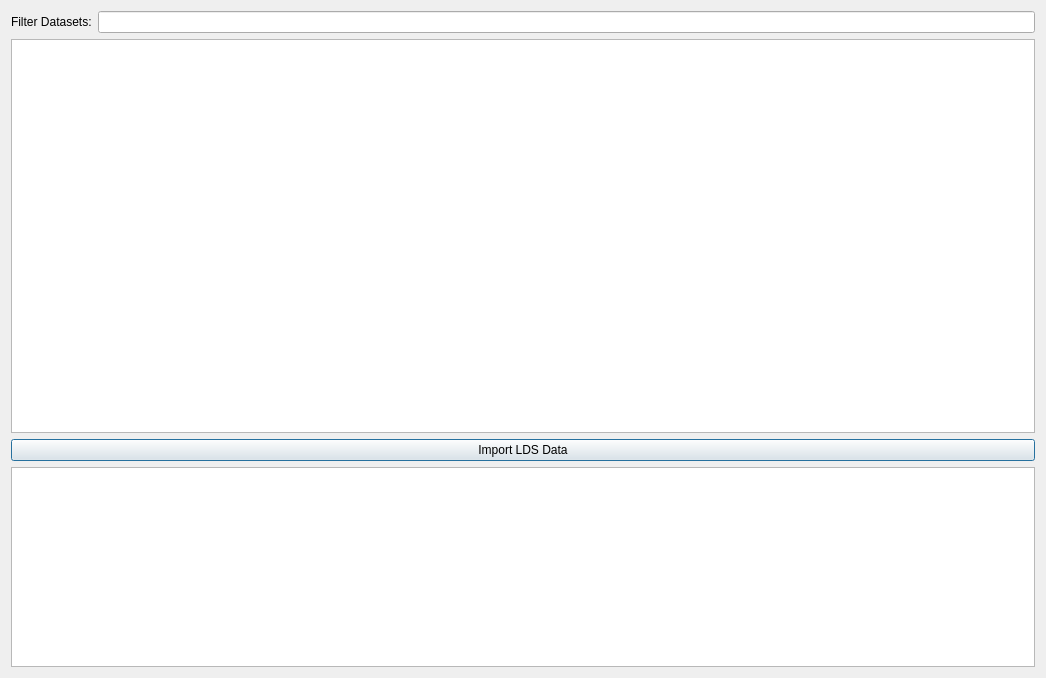
Qt form ldsplugin/gui/Service_dialog_base.ui (SPlanzer/QGIS-LDS-Plugin) before a commit.
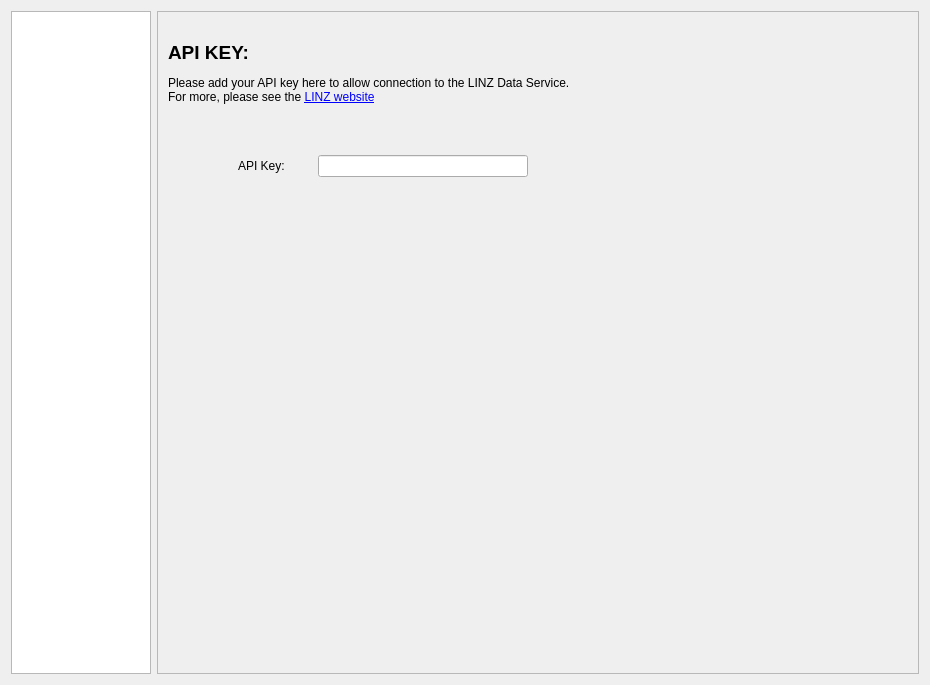
The same form after that commit. The open tabs and pages were chosen to show the change.

Patch:
```diff
--- a/ldsplugin/gui/Service_dialog_base.ui
+++ b/ldsplugin/gui/Service_dialog_base.ui
@@ -6,67 +6,258 @@
    <rect>
     <x>0</x>
     <y>0</y>
-    <width>1046</width>
-    <height>678</height>
+    <width>930</width>
+    <height>685</height>
    </rect>
   </property>
   <property name="windowTitle">
    <string>LINZ Data Service</string>
   </property>
   <layout class="QGridLayout" name="gridLayout">
-   <item row="1" column="0" colspan="3">
-    <widget class="QTableView" name="uDatasetsTableView">
-     <property name="alternatingRowColors">
-      <bool>true</bool>
-     </property>
-     <property name="selectionMode">
-      <enum>QAbstractItemView::SingleSelection</enum>
-     </property>
-     <property name="selectionBehavior">
-      <enum>QAbstractItemView::SelectRows</enum>
-     </property>
-     <attribute name="horizontalHeaderStretchLastSection">
-      <bool>false</bool>
-     </attribute>
-     <attribute name="verticalHeaderShowSortIndicator" stdset="0">
-      <bool>true</bool>
-     </attribute>
-     <attribute name="verticalHeaderStretchLastSection">
-      <bool>true</bool>
-     </attribute>
-    </widget>
-   </item>
-   <item row="3" column="0" colspan="3">
-    <widget class="QTextEdit" name="uTextDescription">
-     <property name="maximumSize">
-      <size>
-       <width>16777215</width>
-       <height>200</height>
-      </size>
-     </property>
-    </widget>
-   </item>
-   <item row="0" column="0" colspan="3">
+   <item row="0" column="0">
     <layout class="QHBoxLayout" name="horizontalLayout">
      <item>
-      <widget class="QLabel" name="label">
-       <property name="text">
-        <string>Filter Datasets:</string>
+      <widget class="QListWidget" name="uListOptions">
+       <property name="maximumSize">
+        <size>
+         <width>140</width>
+         <height>16777215</height>
+        </size>
        </property>
       </widget>
      </item>
      <item>
-      <widget class="QLineEdit" name="uTextFilter"/>
+      <widget class="QSplitter" name="splitter">
+       <property name="maximumSize">
+        <size>
+         <width>16777215</width>
+         <height>16777215</height>
+        </size>
+       </property>
+       <property name="orientation">
+        <enum>Qt::Horizontal</enum>
+       </property>
+       <property name="childrenCollapsible">
+        <bool>false</bool>
+       </property>
+       <widget class="QStackedWidget" name="qStackedWidget">
+        <property name="sizePolicy">
+         <sizepolicy hsizetype="Preferred" vsizetype="MinimumExpanding">
+          <horstretch>0</horstretch>
+          <verstretch>0</verstretch>
+         </sizepolicy>
+        </property>
+        <property name="minimumSize">
+         <size>
+          <width>0</width>
+          <height>400</height>
+         </size>
+        </property>
+        <property name="maximumSize">
+         <size>
+          <width>16777215</width>
+          <height>16777215</height>
+         </size>
+        </property>
+        <property name="acceptDrops">
+         <bool>false</bool>
+        </property>
+        <property name="frameShape">
+         <enum>QFrame::StyledPanel</enum>
+        </property>
+        <property name="frameShadow">
+         <enum>QFrame::Raised</enum>
+        </property>
+        <property name="currentIndex">
+         <number>2</number>
+        </property>
+        <widget class="QWidget" name="swTableView" native="true">
+         <layout class="QVBoxLayout" name="verticalLayout_9">
+          <item>
+           <widget class="QLabel" name="uLabelWarning">
+            <property name="text">
+             <string/>
+            </property>
+           </widget>
+          </item>
+          <item>
+           <layout class="QHBoxLayout" name="hly_4">
+            <property name="spacing">
+             <number>0</number>
+            </property>
+            <property name="margin">
+             <number>0</number>
+            </property>
+            <item>
+             <widget class="QLabel" name="uLabelDatasets">
+              <property name="text">
+               <string>Filter DataSets</string>
+              </property>
+             </widget>
+            </item>
+            <item>
+             <widget class="QLineEdit" name="uTextFilter"/>
+            </item>
+           </layout>
+          </item>
+          <item>
+           <widget class="QTableView" name="uDatasetsTableView">
+            <property name="alternatingRowColors">
+             <bool>true</bool>
+            </property>
+            <property name="selectionBehavior">
+             <enum>QAbstractItemView::SelectRows</enum>
+            </property>
+            <attribute name="verticalHeaderVisible">
+             <bool>false</bool>
+            </attribute>
+           </widget>
+          </item>
+          <item>
+           <widget class="QTextEdit" name="uTextDescription">
+            <property name="maximumSize">
+             <size>
+              <width>16777215</width>
+              <height>200</height>
+             </size>
+            </property>
+           </widget>
+          </item>
+          <item>
+           <widget class="QPushButton" name="uBtnImport">
+            <property name="text">
+             <string>Import Dataset</string>
+            </property>
+           </widget>
+          </item>
+         </layout>
+        </widget>
+        <widget class="QWidget" name="swSettings">
+         <widget class="QLabel" name="label_3">
+          <property name="geometry">
+           <rect>
+            <x>10</x>
+            <y>10</y>
+            <width>505</width>
+            <height>102</height>
+           </rect>
+          </property>
+          <property name="text">
+           <string>&lt;html&gt;&lt;head/&gt;&lt;body&gt;&lt;p&gt;&lt;span style=&quot; font-weight:600;&quot;&gt;&lt;br/&gt;&lt;/span&gt;&lt;span style=&quot; font-size:14pt; font-weight:600;&quot;&gt;API KEY:&lt;/span&gt;&lt;/p&gt;&lt;p&gt;Please add your API key here to allow connection to the LINZ Data Service.&lt;br/&gt;For more, please see the &lt;a href=&quot;http://www.linz.govt.nz/data/linz-data-service/guides-and-documentation/creating-an-api-key&quot;&gt;&lt;span style=&quot; text-decoration: underline; color:#0000ff;&quot;&gt;LINZ website&lt;/span&gt;&lt;/a&gt;&lt;br/&gt;&lt;/p&gt;&lt;/body&gt;&lt;/html&gt;</string>
+          </property>
+          <property name="openExternalLinks">
+           <bool>true</bool>
+          </property>
+         </widget>
+         <widget class="QWidget" name="layoutWidget">
+          <property name="geometry">
+           <rect>
+            <x>160</x>
+            <y>140</y>
+            <width>210</width>
+            <height>29</height>
+           </rect>
+          </property>
+          <layout class="QHBoxLayout" name="horizontalLayout_2">
+           <item>
+            <widget class="QLineEdit" name="uTextAPIKey">
+             <property name="minimumSize">
+              <size>
+               <width>0</width>
+               <height>20</height>
+              </size>
+             </property>
+             <property name="focusPolicy">
+              <enum>Qt::ClickFocus</enum>
+             </property>
+             <property name="frame">
+              <bool>true</bool>
+             </property>
+            </widget>
+           </item>
+          </layout>
+         </widget>
+         <widget class="QDialogButtonBox" name="buttonBox">
+          <property name="geometry">
+           <rect>
+            <x>549</x>
+            <y>328</y>
+            <width>505</width>
+            <height>27</height>
+           </rect>
+          </property>
+          <property name="orientation">
+           <enum>Qt::Horizontal</enum>
+          </property>
+          <property name="standardButtons">
+           <set>QDialogButtonBox::Cancel|QDialogButtonBox::Save</set>
+          </property>
+         </widget>
+         <widget class="QLabel" name="label_2">
+          <property name="geometry">
+           <rect>
+            <x>80</x>
+            <y>140</y>
+            <width>56</width>
+            <height>27</height>
+           </rect>
+          </property>
+          <property name="text">
+           <string>API Key:</string>
+          </property>
+         </widget>
+         <zorder>label_3</zorder>
+         <zorder>layoutWidget</zorder>
+         <zorder>buttonBox</zorder>
+         <zorder>label_2</zorder>
+         <zorder>uTextAPIKey</zorder>
+        </widget>
+        <widget class="QWidget" name="swAbout">
+         <widget class="QTextEdit" name="textEdit">
+          <property name="geometry">
+           <rect>
+            <x>10</x>
+            <y>10</y>
+            <width>701</width>
+            <height>641</height>
+           </rect>
+          </property>
+          <property name="html">
+           <string>&lt;!DOCTYPE HTML PUBLIC &quot;-//W3C//DTD HTML 4.0//EN&quot; &quot;http://www.w3.org/TR/REC-html40/strict.dtd&quot;&gt;
+&lt;html&gt;&lt;head&gt;&lt;meta name=&quot;qrichtext&quot; content=&quot;1&quot; /&gt;&lt;style type=&quot;text/css&quot;&gt;
+p, li { white-space: pre-wrap; }
+&lt;/style&gt;&lt;/head&gt;&lt;body style=&quot; font-family:'Ubuntu'; font-size:11pt; font-weight:400; font-style:normal;&quot;&gt;
+&lt;p style=&quot;-qt-paragraph-type:empty; margin-top:0px; margin-bottom:0px; margin-left:0px; margin-right:0px; -qt-block-indent:0; text-indent:0px;&quot;&gt;&lt;br /&gt;&lt;/p&gt;
+&lt;p style=&quot; margin-top:0px; margin-bottom:0px; margin-left:0px; margin-right:0px; -qt-block-indent:0; text-indent:0px;&quot;&gt;            &amp;lt;img src=&amp;quot;{0}/linz_logo.png&amp;quot; alt=&amp;quot;LINZ logo&amp;quot; style=&amp;quot;width:249px;height:74px;&amp;quot;&amp;gt;&lt;/p&gt;
+&lt;p style=&quot; margin-top:0px; margin-bottom:0px; margin-left:0px; margin-right:0px; -qt-block-indent:0; text-indent:0px;&quot;&gt;            &amp;lt;h2&amp;gt;&amp;lt;span style=&amp;quot;color: #3366ff;&amp;quot;&amp;gt;LDS QsdsdGIS Plugin&amp;lt;/span&amp;gt;&amp;lt;/h2&amp;gt;&lt;/p&gt;
+&lt;p style=&quot; margin-top:0px; margin-bottom:0px; margin-left:0px; margin-right:0px; -qt-block-indent:0; text-indent:0px;&quot;&gt;            &amp;lt;h3&amp;gt;&amp;amp;nbsp;&amp;lt;/h3&amp;gt;&lt;/p&gt;
+&lt;p style=&quot; margin-top:0px; margin-bottom:0px; margin-left:0px; margin-right:0px; -qt-block-indent:0; text-indent:0px;&quot;&gt;            &amp;lt;p&amp;gt;The plugin allows the coupling of the &amp;lt;a href=&amp;quot;https://data.linz.govt.nz/data/&amp;quot;&amp;gt;LINZ Data Services (LDS)&amp;lt;/a&amp;gt;&amp;amp;nbsp;and QGIS to provide simple improting of LINZ data.&amp;amp;nbsp;&amp;lt;/p&amp;gt;&lt;/p&gt;
+&lt;p style=&quot; margin-top:0px; margin-bottom:0px; margin-left:0px; margin-right:0px; -qt-block-indent:0; text-indent:0px;&quot;&gt;            &amp;lt;h4&amp;gt;&amp;amp;nbsp;&amp;lt;/h4&amp;gt;&lt;/p&gt;
+&lt;p style=&quot; margin-top:0px; margin-bottom:0px; margin-left:0px; margin-right:0px; -qt-block-indent:0; text-indent:0px;&quot;&gt;            &amp;lt;h4&amp;gt;&amp;lt;span style=&amp;quot;color: #3366ff;&amp;quot;&amp;gt;Selecting a Service&amp;amp;nbsp;&amp;lt;/span&amp;gt;&amp;lt;/h4&amp;gt;&lt;/p&gt;
+&lt;p style=&quot; margin-top:0px; margin-bottom:0px; margin-left:0px; margin-right:0px; -qt-block-indent:0; text-indent:0px;&quot;&gt;            &amp;lt;p&amp;gt;Please see the excellent &amp;lt;a href=&amp;quot;http://www.linz.govt.nz/data/linz-data-service/guides-and-documentation/which-web-service-should-i-use&amp;quot;&amp;gt;online resource&amp;lt;/a&amp;gt;&amp;amp;nbsp;available on the LINZ website concerning the available services&amp;lt;/p&amp;gt;&lt;/p&gt;
+&lt;p style=&quot; margin-top:0px; margin-bottom:0px; margin-left:0px; margin-right:0px; -qt-block-indent:0; text-indent:0px;&quot;&gt;            &amp;lt;p&amp;gt;&amp;lt;span style=&amp;quot;color: #3366ff;&amp;quot;&amp;gt;&amp;amp;nbsp;&amp;lt;/span&amp;gt;&amp;lt;/p&amp;gt;&lt;/p&gt;
+&lt;p style=&quot; margin-top:0px; margin-bottom:0px; margin-left:0px; margin-right:0px; -qt-block-indent:0; text-indent:0px;&quot;&gt;            &amp;lt;h4&amp;gt;&amp;lt;span style=&amp;quot;color: #3366ff;&amp;quot;&amp;gt;API Key&amp;amp;nbsp;&amp;lt;/span&amp;gt;&amp;lt;/h4&amp;gt;&lt;/p&gt;
+&lt;p style=&quot; margin-top:0px; margin-bottom:0px; margin-left:0px; margin-right:0px; -qt-block-indent:0; text-indent:0px;&quot;&gt;            &amp;lt;p&amp;gt;Prior to using the plugin your LDS API Key must be stored via the drop down menu item &amp;quot;Manage API Key&amp;quot;. For more on this please see the LDS&amp;amp;nbsp;&amp;lt;a href=&amp;quot;http://www.linz.govt.nz/data/linz-data-service/guides-and-documentation/creating-an-api-key&amp;quot;&amp;gt;resources&amp;lt;/a&amp;gt;.&amp;lt;/p&amp;gt;&lt;/p&gt;
+&lt;p style=&quot; margin-top:0px; margin-bottom:0px; margin-left:0px; margin-right:0px; -qt-block-indent:0; text-indent:0px;&quot;&gt;            &amp;lt;h4&amp;gt;&amp;amp;nbsp;&amp;lt;/h4&amp;gt;&lt;/p&gt;
+&lt;p style=&quot; margin-top:0px; margin-bottom:0px; margin-left:0px; margin-right:0px; -qt-block-indent:0; text-indent:0px;&quot;&gt;            &amp;lt;h4&amp;gt;&amp;lt;span style=&amp;quot;color: #3366ff;&amp;quot;&amp;gt;Requests, Responses and&amp;amp;nbsp;Patience&amp;lt;/span&amp;gt;&amp;lt;/h4&amp;gt;&lt;/p&gt;
+&lt;p style=&quot; margin-top:0px; margin-bottom:0px; margin-left:0px; margin-right:0px; -qt-block-indent:0; text-indent:0px;&quot;&gt;            &amp;lt;p&amp;gt;Explaing a little about the plugings approach to making requests to the LDS may help with your patience.&amp;lt;/p&amp;gt;&lt;/p&gt;
+&lt;p style=&quot; margin-top:0px; margin-bottom:0px; margin-left:0px; margin-right:0px; -qt-block-indent:0; text-indent:0px;&quot;&gt;            &amp;lt;p&amp;gt;&amp;amp;nbsp;&amp;lt;/p&amp;gt;&lt;/p&gt;
+&lt;p style=&quot; margin-top:0px; margin-bottom:0px; margin-left:0px; margin-right:0px; -qt-block-indent:0; text-indent:0px;&quot;&gt;            &amp;lt;p&amp;gt;When making an request to a service ( WMTS, WFS, WMS ) for the first time, the QGIS interface will be temperarly inactive while awating the LDS server response. However after the intial request to view a service the services information is stored locally and all subquntial &amp;amp;nbsp;requests for the QGIS session will popuate the layers table instantly&amp;lt;/p&amp;gt;&lt;/p&gt;
+&lt;p style=&quot; margin-top:0px; margin-bottom:0px; margin-left:0px; margin-right:0px; -qt-block-indent:0; text-indent:0px;&quot;&gt;            &amp;lt;p&amp;gt;&amp;amp;nbsp;&amp;lt;/p&amp;gt;&lt;/p&gt;
+&lt;p style=&quot; margin-top:0px; margin-bottom:0px; margin-left:0px; margin-right:0px; -qt-block-indent:0; text-indent:0px;&quot;&gt;            &amp;lt;h4&amp;gt;&amp;lt;span style=&amp;quot;color: #3366ff;&amp;quot;&amp;gt;Filtering&amp;lt;/span&amp;gt;&amp;lt;/h4&amp;gt;&lt;/p&gt;
+&lt;p style=&quot; margin-top:0px; margin-bottom:0px; margin-left:0px; margin-right:0px; -qt-block-indent:0; text-indent:0px;&quot;&gt;            &amp;lt;h4&amp;gt;&amp;amp;nbsp;&amp;lt;/h4&amp;gt;&lt;/p&gt;
+&lt;p style=&quot; margin-top:0px; margin-bottom:0px; margin-left:0px; margin-right:0px; -qt-block-indent:0; text-indent:0px;&quot;&gt;            &amp;lt;h4&amp;gt;&amp;lt;span style=&amp;quot;color: #3366ff;&amp;quot;&amp;gt;Resources&amp;lt;/span&amp;gt;&amp;lt;/h4&amp;gt;&lt;/p&gt;
+&lt;p style=&quot; margin-top:0px; margin-bottom:0px; margin-left:0px; margin-right:0px; -qt-block-indent:0; text-indent:0px;&quot;&gt;            &amp;lt;p&amp;gt;&amp;amp;nbsp;&amp;lt;/p&amp;gt;&lt;/p&gt;
+&lt;p style=&quot; margin-top:0px; margin-bottom:0px; margin-left:0px; margin-right:0px; -qt-block-indent:0; text-indent:0px;&quot;&gt;            &amp;lt;p&amp;gt;&amp;amp;nbsp;&amp;lt;/p&amp;gt;&lt;/p&gt;
+&lt;p style=&quot;-qt-paragraph-type:empty; margin-top:0px; margin-bottom:0px; margin-left:0px; margin-right:0px; -qt-block-indent:0; text-indent:0px;&quot;&gt;&lt;br /&gt;&lt;/p&gt;&lt;/body&gt;&lt;/html&gt;</string>
+          </property>
+         </widget>
+        </widget>
+       </widget>
+      </widget>
      </item>
     </layout>
    </item>
-   <item row="2" column="0" colspan="3">
-    <widget class="QPushButton" name="uBtnImport">
-     <property name="text">
-      <string>Import LDS Data</string>
-     </property>
-    </widget>
-   </item>
   </layout>
  </widget>
  <resources/>
```
Left out of the diff: 2 changed lines with no effect on the pictures.
